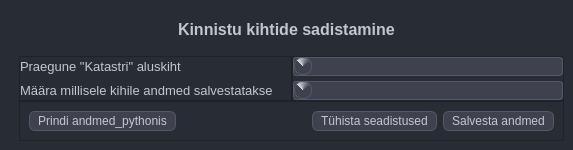
This is mailabl-qgis/config/confWidgets/LayerSetup.ui in TuloliKalver/mailabl-qgis as Qt 5 draws it before an edit. The edited form follows.
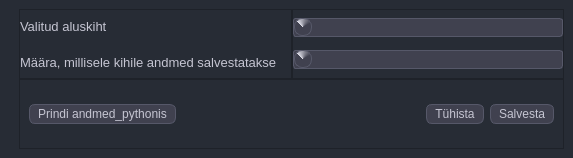
This is the edited form. Icons and pictures are not drawn.

```diff
--- a/mailabl-qgis/config/confWidgets/LayerSetup.ui
+++ b/mailabl-qgis/config/confWidgets/LayerSetup.ui
@@ -7,9 +7,16 @@
     <x>0</x>
     <y>0</y>
     <width>573</width>
-    <height>150</height>
+    <height>158</height>
    </rect>
   </property>
+  <property name="font">
+   <font>
+    <pointsize>10</pointsize>
+    <weight>75</weight>
+    <bold>true</bold>
+   </font>
+  </property>
   <property name="windowTitle">
    <string>Projekti kihtide seadistamine</string>
   </property>
@@ -113,21 +120,6 @@
    <item>
     <widget class="QWidget" name="Layer_Adjuster_Frame" native="true">
      <layout class="QVBoxLayout" name="verticalLayout">
-      <item alignment="Qt::AlignHCenter">
-       <widget class="QLabel" name="Hading">
-        <property name="font">
-         <font>
-          <family>Tahoma</family>
-          <pointsize>12</pointsize>
-          <weight>75</weight>
-          <bold>true</bold>
-         </font>
-        </property>
-        <property name="text">
-         <string>Kinnistu kihtide sadistamine</string>
-        </property>
-       </widget>
-      </item>
       <item>
        <widget class="QWidget" name="Main_frame" native="true">
         <property name="styleSheet">
@@ -221,7 +213,7 @@
                   </font>
                  </property>
                  <property name="text">
-                  <string>Praegune &quot;Katastri&quot; aluskiht</string>
+                  <string>Valitud aluskiht</string>
                  </property>
                 </widget>
                </item>
@@ -233,7 +225,7 @@
                   </font>
                  </property>
                  <property name="text">
-                  <string>Määra millisele kihile andmed salvestatakse</string>
+                  <string>Määra, millisele kihile andmed salvestatakse</string>
                  </property>
                 </widget>
                </item>
@@ -385,7 +377,7 @@
             <item>
              <widget class="QPushButton" name="pbCancelSave">
               <property name="text">
-               <string>Tühista seadistused</string>
+               <string>Tühista</string>
               </property>
               <property name="icon">
                <iconset>
@@ -407,7 +399,7 @@
                </font>
               </property>
               <property name="text">
-               <string>Salvesta andmed</string>
+               <string>Salvesta</string>
               </property>
               <property name="icon">
                <iconset>
```
Left out of the diff: 2 changed lines with no effect on the pictures.
